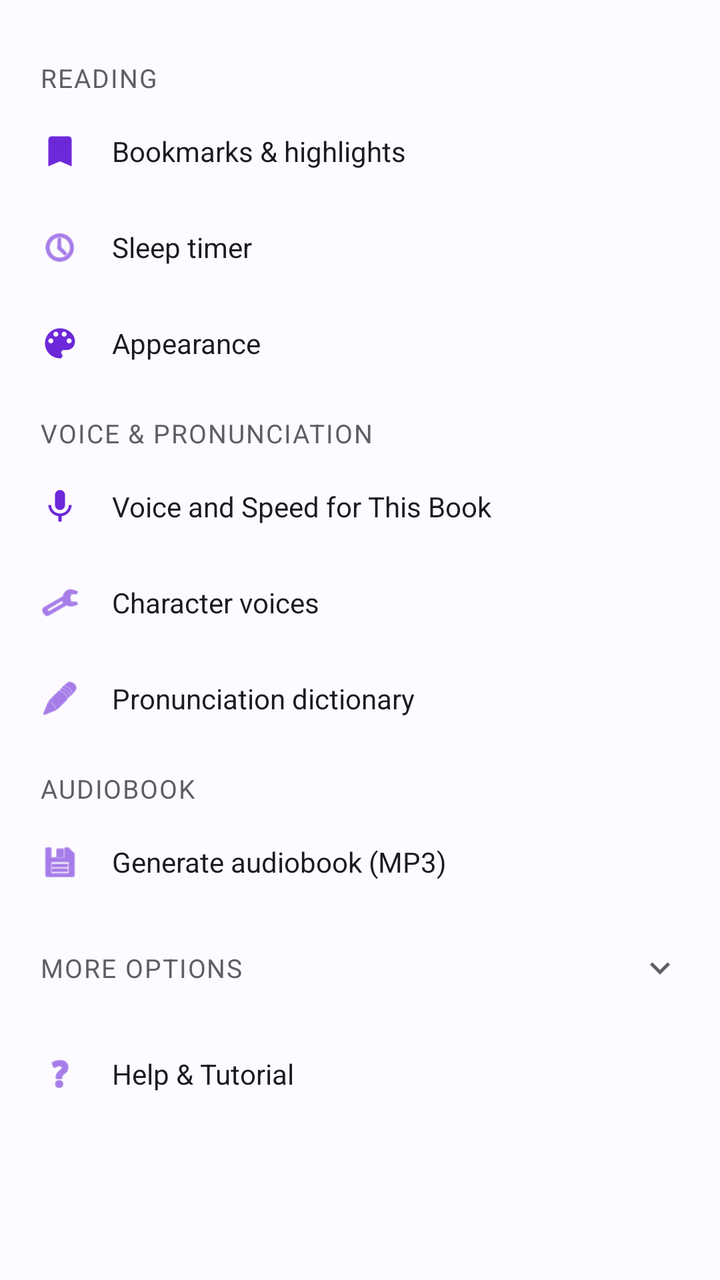
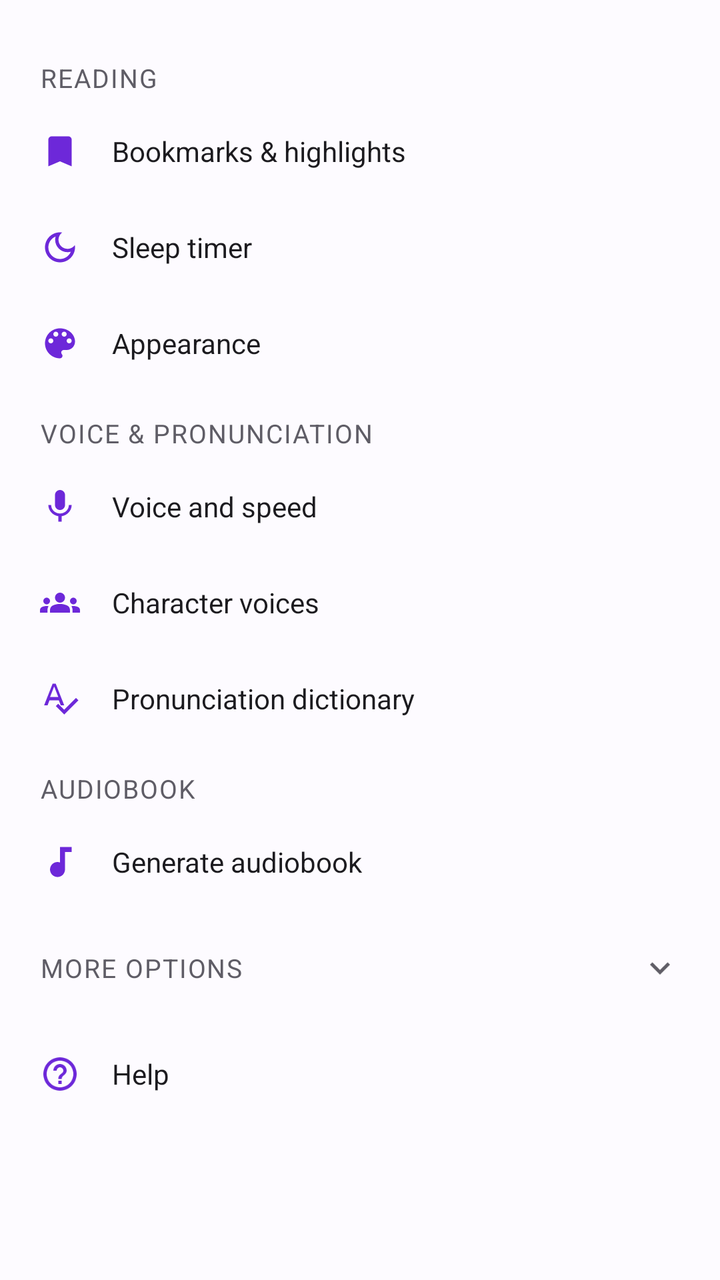

The first picture is an Android layout as it rendered before a commit; the second is the same layout after the commit. The layout source and the unified diff follow.
<!-- AndroidManifest.xml: application theme AppTheme -->
<!-- res/layout/bottom_sheet_acoes_reader.xml -->
<?xml version="1.0" encoding="utf-8"?>
<androidx.core.widget.NestedScrollView
    xmlns:android="http://schemas.android.com/apk/res/android"
    xmlns:app="http://schemas.android.com/apk/res-auto"
    android:layout_width="match_parent"
    android:layout_height="wrap_content">

<LinearLayout
    android:layout_width="match_parent"
    android:layout_height="wrap_content"
    android:orientation="vertical"
    android:paddingBottom="16dp">

    
    <View
        android:layout_width="40dp"
        android:layout_height="4dp"
        android:layout_gravity="center_horizontal"
        android:layout_marginTop="10dp"
        android:layout_marginBottom="4dp"
        android:background="@color/color_divider"
        android:backgroundTintMode="src_atop"/>

    
    <LinearLayout
        android:id="@+id/grupoAcoesLeitura"
        android:layout_width="match_parent"
        android:layout_height="wrap_content"
        android:orientation="vertical">

        <TextView
            style="@style/TituloSecaoAcoes"
            android:text="@string/sheet_section_reading"/>

        
        <LinearLayout
            android:id="@+id/itemAcaoMarcacoes"
            android:layout_width="match_parent"
            android:layout_height="48dp"
            android:orientation="horizontal"
            android:gravity="center_vertical"
            android:paddingStart="20dp"
            android:paddingEnd="20dp"
            android:background="?attr/selectableItemBackground"
            android:clickable="true"
            android:focusable="true">

            <ImageView
                android:layout_width="20dp"
                android:layout_height="20dp"
                android:src="@drawable/ic_bookmark_filled"
                app:tint="?attr/colorPrimary"
                android:contentDescription="@null"/>

            <TextView
                android:layout_width="0dp"
                android:layout_height="wrap_content"
                android:layout_weight="1"
                android:text="@string/marcacoes_titulo"
                android:textSize="14sp"
                android:textColor="@color/color_on_surface"
                android:paddingStart="16dp"/>

        </LinearLayout>

        
        <LinearLayout
            android:id="@+id/itemAcaoSleepTimer"
            android:layout_width="match_parent"
            android:layout_height="48dp"
            android:orientation="horizontal"
            android:gravity="center_vertical"
            android:paddingStart="20dp"
            android:paddingEnd="20dp"
            android:background="?attr/selectableItemBackground"
            android:clickable="true"
            android:focusable="true">

            <ImageView
                android:layout_width="20dp"
                android:layout_height="20dp"
                android:src="@android:drawable/ic_menu_recent_history"
                app:tint="?attr/colorPrimary"
                android:contentDescription="@null"/>

            <TextView
                android:layout_width="0dp"
                android:layout_height="wrap_content"
                android:layout_weight="1"
                android:text="@string/sleep_timer_label"
                android:textSize="14sp"
                android:textColor="@color/color_on_surface"
                android:paddingStart="16dp"/>

        </LinearLayout>

        
        <LinearLayout
            android:id="@+id/itemAcaoAparencia"
            android:layout_width="match_parent"
            android:layout_height="48dp"
            android:orientation="horizontal"
            android:gravity="center_vertical"
            android:paddingStart="20dp"
            android:paddingEnd="20dp"
            android:background="?attr/selectableItemBackground"
            android:clickable="true"
            android:focusable="true">

            <ImageView
                android:layout_width="20dp"
                android:layout_height="20dp"
                android:src="@drawable/ic_paleta"
                app:tint="?attr/colorPrimary"
                android:contentDescription="@null"/>

            <TextView
                android:layout_width="0dp"
                android:layout_height="wrap_content"
                android:layout_weight="1"
                android:text="@string/cd_aparencia"
                android:textSize="14sp"
                android:textColor="@color/color_on_surface"
                android:paddingStart="16dp"/>

        </LinearLayout>

    </LinearLayout>

    
    <LinearLayout
        android:id="@+id/grupoAcoesVoz"
        android:layout_width="match_parent"
        android:layout_height="wrap_content"
        android:orientation="vertical">

        <TextView
            style="@style/TituloSecaoAcoes"
            android:text="@string/acoes_secao_voz"/>

        
        <LinearLayout
            android:id="@+id/itemAcaoConfigLivro"
            android:layout_width="match_parent"
            android:layout_height="48dp"
            android:orientation="horizontal"
            android:gravity="center_vertical"
            android:paddingStart="20dp"
            android:paddingEnd="20dp"
            android:background="?attr/selectableItemBackground"
            android:clickable="true"
            android:focusable="true">

            <ImageView
                android:layout_width="20dp"
                android:layout_height="20dp"
                android:src="@drawable/ic_player_voz"
                app:tint="?attr/colorPrimary"
                android:contentDescription="@null"/>

            <TextView
                android:layout_width="0dp"
                android:layout_height="wrap_content"
                android:layout_weight="1"
                android:text="@string/action_config_livro"
                android:textSize="14sp"
                android:textColor="@color/color_on_surface"
                android:paddingStart="16dp"/>

        </LinearLayout>

        
        <LinearLayout
            android:id="@+id/itemAcaoVozesPersonagens"
            android:layout_width="match_parent"
            android:layout_height="48dp"
            android:orientation="horizontal"
            android:gravity="center_vertical"
            android:paddingStart="20dp"
            android:paddingEnd="20dp"
            android:background="?attr/selectableItemBackground"
            android:clickable="true"
            android:focusable="true">

            <ImageView
                android:layout_width="20dp"
                android:layout_height="20dp"
                android:src="@android:drawable/ic_menu_manage"
                app:tint="?attr/colorPrimary"
                android:contentDescription="@null"/>

            <TextView
                android:layout_width="0dp"
                android:layout_height="wrap_content"
                android:layout_weight="1"
                android:text="@string/action_character_voices"
                android:textSize="14sp"
                android:textColor="@color/color_on_surface"
                android:paddingStart="16dp"/>

        </LinearLayout>

        
        <LinearLayout
            android:id="@+id/itemAcaoPronuncia"
            android:layout_width="match_parent"
            android:layout_height="48dp"
            android:orientation="horizontal"
            android:gravity="center_vertical"
            android:paddingStart="20dp"
            android:paddingEnd="20dp"
            android:background="?attr/selectableItemBackground"
            android:clickable="true"
            android:focusable="true">

            <ImageView
                android:layout_width="20dp"
                android:layout_height="20dp"
                android:src="@android:drawable/ic_menu_edit"
                app:tint="?attr/colorPrimary"
                android:contentDescription="@null"/>

            <TextView
                android:layout_width="0dp"
                android:layout_height="wrap_content"
                android:layout_weight="1"
                android:text="@string/acao_dicionario_pronuncia"
                android:textSize="14sp"
                android:textColor="@color/color_on_surface"
                android:paddingStart="16dp"/>

        </LinearLayout>

    </LinearLayout>

    
    <LinearLayout
        android:id="@+id/grupoAcoesAudiobook"
        android:layout_width="match_parent"
        android:layout_height="wrap_content"
        android:orientation="vertical">

        <TextView
            style="@style/TituloSecaoAcoes"
            android:text="@string/acoes_secao_audiobook"/>

        
        <LinearLayout
            android:id="@+id/itemAcaoGerarAudiobook"
            android:layout_width="match_parent"
            android:layout_height="48dp"
            android:orientation="horizontal"
            android:gravity="center_vertical"
            android:paddingStart="20dp"
            android:paddingEnd="20dp"
            android:background="?attr/selectableItemBackground"
            android:clickable="true"
            android:focusable="true">

            <ImageView
                android:layout_width="20dp"
                android:layout_height="20dp"
                android:src="@android:drawable/ic_menu_save"
                app:tint="?attr/colorPrimary"
                android:contentDescription="@null"/>

            <TextView
                android:layout_width="0dp"
                android:layout_height="wrap_content"
                android:layout_weight="1"
                android:text="@string/acao_gerar_audiobook"
                android:textSize="14sp"
                android:textColor="@color/color_on_surface"
                android:paddingStart="16dp"/>

        </LinearLayout>

        
        <LinearLayout
            android:id="@+id/itemAcaoOuvirAudiobook"
            android:layout_width="match_parent"
            android:layout_height="48dp"
            android:orientation="horizontal"
            android:gravity="center_vertical"
            android:paddingStart="20dp"
            android:paddingEnd="20dp"
            android:background="?attr/selectableItemBackground"
            android:clickable="true"
            android:focusable="true"
            android:visibility="gone">

            <ImageView
                android:layout_width="20dp"
                android:layout_height="20dp"
                android:src="@android:drawable/ic_media_play"
                app:tint="?attr/colorPrimary"
                android:contentDescription="@null"/>

            <TextView
                android:layout_width="0dp"
                android:layout_height="wrap_content"
                android:layout_weight="1"
                android:text="@string/btn_ouvir_audiobook_livro"
                android:textSize="14sp"
                android:textColor="@color/color_on_surface"
                android:paddingStart="16dp"/>

        </LinearLayout>

    </LinearLayout>

    <View
        android:layout_width="match_parent"
        android:layout_height="1dp"
        android:background="@color/color_divider_faint"
        android:layout_marginTop="4dp"/>

    
    <LinearLayout
        android:id="@+id/itemAcaoMaisOpcoes"
        android:layout_width="match_parent"
        android:layout_height="48dp"
        android:orientation="horizontal"
        android:gravity="center_vertical"
        android:paddingStart="20dp"
        android:paddingEnd="20dp"
        android:background="?attr/selectableItemBackground"
        android:clickable="true"
        android:focusable="true">

        <TextView
            android:layout_width="0dp"
            android:layout_height="wrap_content"
            android:layout_weight="1"
            android:text="@string/acoes_mais_opcoes"
            android:textSize="13sp"
            android:textColor="@color/color_on_surface_muted"
            android:textAllCaps="true"
            android:letterSpacing="0.05"/>

        <ImageView
            android:id="@+id/ivAcoesMaisOpcoes"
            android:layout_width="20dp"
            android:layout_height="20dp"
            android:src="@drawable/ic_capitulo_proximo"
            android:rotation="90"
            app:tint="@color/color_on_surface_muted"
            android:contentDescription="@null"/>

    </LinearLayout>

    
    <LinearLayout
        android:id="@+id/grupoAcoesMais"
        android:layout_width="match_parent"
        android:layout_height="wrap_content"
        android:orientation="vertical"
        android:visibility="gone">

        
        <LinearLayout
            android:id="@+id/itemAcaoEditar"
            android:layout_width="match_parent"
            android:layout_height="48dp"
            android:orientation="horizontal"
            android:gravity="center_vertical"
            android:paddingStart="20dp"
            android:paddingEnd="20dp"
            android:background="?attr/selectableItemBackground"
            android:clickable="true"
            android:focusable="true">

            <ImageView
                android:layout_width="20dp"
                android:layout_height="20dp"
                android:src="@android:drawable/ic_menu_edit"
                app:tint="?attr/colorPrimary"
                android:contentDescription="@null"/>

            <TextView
                android:layout_width="0dp"
                android:layout_height="wrap_content"
                android:layout_weight="1"
                android:text="@string/scope_edit_text"
                android:textSize="14sp"
                android:textColor="@color/color_on_surface"
                android:paddingStart="16dp"/>

        </LinearLayout>

        
        <LinearLayout
            android:id="@+id/itemAcaoExcluirPalavras"
            android:layout_width="match_parent"
            android:layout_height="48dp"
            android:orientation="horizontal"
            android:gravity="center_vertical"
            android:paddingStart="20dp"
            android:paddingEnd="20dp"
            android:background="?attr/selectableItemBackground"
            android:clickable="true"
            android:focusable="true">

            <ImageView
                android:layout_width="20dp"
                android:layout_height="20dp"
                android:src="@android:drawable/ic_menu_delete"
                app:tint="?attr/colorPrimary"
                android:contentDescription="@null"/>

            <TextView
                android:layout_width="0dp"
                android:layout_height="wrap_content"
                android:layout_weight="1"
                android:text="@string/acao_excluir_ocorrencias"
                android:textSize="14sp"
                android:textColor="@color/color_on_surface"
                android:paddingStart="16dp"/>

        </LinearLayout>

        
        <LinearLayout
            android:id="@+id/itemAcaoRefazerLimpeza"
            android:layout_width="match_parent"
            android:layout_height="48dp"
            android:orientation="horizontal"
            android:gravity="center_vertical"
            android:paddingStart="20dp"
            android:paddingEnd="20dp"
            android:background="?attr/selectableItemBackground"
            android:clickable="true"
            android:focusable="true">

            <ImageView
                android:layout_width="20dp"
                android:layout_height="20dp"
                android:src="@android:drawable/ic_popup_sync"
                app:tint="?attr/colorPrimary"
                android:contentDescription="@null"/>

            <TextView
                android:layout_width="0dp"
                android:layout_height="wrap_content"
                android:layout_weight="1"
                android:text="@string/scope_redo_cleaning"
                android:textSize="14sp"
                android:textColor="@color/color_on_surface"
                android:paddingStart="16dp"/>

        </LinearLayout>

        
        <LinearLayout
            android:id="@+id/itemAcaoExportar"
            android:layout_width="match_parent"
            android:layout_height="48dp"
            android:orientation="horizontal"
            android:gravity="center_vertical"
            android:paddingStart="20dp"
            android:paddingEnd="20dp"
            android:background="?attr/selectableItemBackground"
            android:clickable="true"
            android:focusable="true">

            <ImageView
                android:layout_width="20dp"
                android:layout_height="20dp"
                android:src="@android:drawable/ic_menu_share"
                app:tint="?attr/colorPrimary"
                android:contentDescription="@null"/>

            <TextView
                android:layout_width="0dp"
                android:layout_height="wrap_content"
                android:layout_weight="1"
                android:text="@string/acao_exportar_texto"
                android:textSize="14sp"
                android:textColor="@color/color_on_surface"
                android:paddingStart="16dp"/>

        </LinearLayout>

        
        <LinearLayout
            android:id="@+id/itemAcaoCompartilharTrecho"
            android:layout_width="match_parent"
            android:layout_height="48dp"
            android:orientation="horizontal"
            android:gravity="center_vertical"
            android:paddingStart="20dp"
            android:paddingEnd="20dp"
            android:background="?attr/selectableItemBackground"
            android:clickable="true"
            android:focusable="true">

            <ImageView
                android:layout_width="20dp"
                android:layout_height="20dp"
                android:src="@android:drawable/ic_menu_share"
                app:tint="?attr/colorPrimary"
                android:contentDescription="@null"/>

            <TextView
                android:layout_width="0dp"
                android:layout_height="wrap_content"
                android:layout_weight="1"
                android:text="@string/cd_compartilhar_trecho"
                android:textSize="14sp"
                android:textColor="@color/color_on_surface"
                android:paddingStart="16dp"/>

        </LinearLayout>

    </LinearLayout>

    <View
        android:layout_width="match_parent"
        android:layout_height="1dp"
        android:background="@color/color_divider_faint"
        android:layout_marginTop="4dp"/>

    
    <LinearLayout
        android:id="@+id/itemAcaoAjuda"
        android:layout_width="match_parent"
        android:layout_height="48dp"
        android:orientation="horizontal"
        android:gravity="center_vertical"
        android:paddingStart="20dp"
        android:paddingEnd="20dp"
        android:background="?attr/selectableItemBackground"
        android:clickable="true"
        android:focusable="true">

        <ImageView
            android:layout_width="20dp"
            android:layout_height="20dp"
            android:src="@android:drawable/ic_menu_help"
            app:tint="?attr/colorPrimary"
            android:contentDescription="@null"/>

        <TextView
            android:layout_width="0dp"
            android:layout_height="wrap_content"
            android:layout_weight="1"
            android:text="@string/action_help_tutorial"
            android:textSize="14sp"
            android:textColor="@color/color_on_surface"
            android:paddingStart="16dp"/>

    </LinearLayout>

</LinearLayout>

</androidx.core.widget.NestedScrollView>
<!-- resources referenced by this layout -->
<resources>
  <string name="acao_excluir_ocorrencias">Remove word or phrase from the book</string>
  <string name="acao_gerar_audiobook">Generate audiobook (MP3)</string>
  <string name="action_config_livro">Voice and Speed for This Book</string>
  <string name="action_help_tutorial">Help &amp; Tutorial</string>
  <string name="btn_ouvir_audiobook_livro">Listen to Audiobook</string>
  <string name="scope_edit_text">Edit treated text</string>
  <string name="scope_redo_cleaning">Run cleaning again</string>
  <!-- unchanged entries left out for length: 22 -->
</resources>

<!-- the commit's change to res/layout/bottom_sheet_acoes_reader.xml (unified diff, before → after) -->
@@ -79,7 +79,7 @@
             <ImageView
                 android:layout_width="20dp"
                 android:layout_height="20dp"
-                android:src="@android:drawable/ic_menu_recent_history"
+                android:src="@drawable/ic_soneca"
                 app:tint="?attr/colorPrimary"
                 android:contentDescription="@null"/>
 
@@ -185,7 +185,7 @@
             <ImageView
                 android:layout_width="20dp"
                 android:layout_height="20dp"
-                android:src="@android:drawable/ic_menu_manage"
+                android:src="@drawable/ic_personagens"
                 app:tint="?attr/colorPrimary"
                 android:contentDescription="@null"/>
 
@@ -216,7 +216,7 @@
             <ImageView
                 android:layout_width="20dp"
                 android:layout_height="20dp"
-                android:src="@android:drawable/ic_menu_edit"
+                android:src="@drawable/ic_pronuncia"
                 app:tint="?attr/colorPrimary"
                 android:contentDescription="@null"/>
 
@@ -260,7 +260,7 @@
             <ImageView
                 android:layout_width="20dp"
                 android:layout_height="20dp"
-                android:src="@android:drawable/ic_menu_save"
+                android:src="@drawable/ic_gerar_audio"
                 app:tint="?attr/colorPrimary"
                 android:contentDescription="@null"/>
 
@@ -292,7 +292,7 @@
             <ImageView
                 android:layout_width="20dp"
                 android:layout_height="20dp"
-                android:src="@android:drawable/ic_media_play"
+                android:src="@drawable/ic_tocar"
                 app:tint="?attr/colorPrimary"
                 android:contentDescription="@null"/>
 
@@ -373,7 +373,7 @@
             <ImageView
                 android:layout_width="20dp"
                 android:layout_height="20dp"
-                android:src="@android:drawable/ic_menu_edit"
+                android:src="@drawable/ic_editar"
                 app:tint="?attr/colorPrimary"
                 android:contentDescription="@null"/>
 
@@ -404,7 +404,7 @@
             <ImageView
                 android:layout_width="20dp"
                 android:layout_height="20dp"
-                android:src="@android:drawable/ic_menu_delete"
+                android:src="@drawable/ic_lixeira"
                 app:tint="?attr/colorPrimary"
                 android:contentDescription="@null"/>
 
@@ -435,7 +435,7 @@
             <ImageView
                 android:layout_width="20dp"
                 android:layout_height="20dp"
-                android:src="@android:drawable/ic_popup_sync"
+                android:src="@drawable/ic_limpar_texto"
                 app:tint="?attr/colorPrimary"
                 android:contentDescription="@null"/>
 
@@ -466,7 +466,7 @@
             <ImageView
                 android:layout_width="20dp"
                 android:layout_height="20dp"
-                android:src="@android:drawable/ic_menu_share"
+                android:src="@drawable/ic_exportar"
                 app:tint="?attr/colorPrimary"
                 android:contentDescription="@null"/>
 
@@ -497,7 +497,7 @@
             <ImageView
                 android:layout_width="20dp"
                 android:layout_height="20dp"
-                android:src="@android:drawable/ic_menu_share"
+                android:src="@drawable/ic_compartilhar"
                 app:tint="?attr/colorPrimary"
                 android:contentDescription="@null"/>
 
@@ -536,7 +536,7 @@
         <ImageView
             android:layout_width="20dp"
             android:layout_height="20dp"
-            android:src="@android:drawable/ic_menu_help"
+            android:src="@drawable/ic_ajuda"
             app:tint="?attr/colorPrimary"
             android:contentDescription="@null"/>
 
<!-- resource entries referenced after the edit -->
@@ -1,12 +1,133 @@
 <!-- resources referenced by this layout -->
 <resources>
-  <string name="acao_excluir_ocorrencias">Remove word or phrase from the book</string>
-  <string name="acao_gerar_audiobook">Generate audiobook (MP3)</string>
-  <string name="action_config_livro">Voice and Speed for This Book</string>
-  <string name="action_help_tutorial">Help &amp; Tutorial</string>
-  <string name="btn_ouvir_audiobook_livro">Listen to Audiobook</string>
-  <string name="scope_edit_text">Edit treated text</string>
-  <string name="scope_redo_cleaning">Run cleaning again</string>
+  <!-- drawable ic_ajuda (drawable) -->
+  <?xml version="1.0" encoding="utf-8"?>
+  <vector xmlns:android="http://schemas.android.com/apk/res/android"
+      android:width="24dp"
+      android:height="24dp"
+      android:viewportWidth="24"
+      android:viewportHeight="24">
+      <path
+          android:fillColor="#FFFFFFFF"
+          android:pathData="M11,18h2v-2h-2v2zM12,2C6.48,2 2,6.48 2,12s4.48,10 10,10 10,-4.48 10,-10S17.52,2 12,2zM12,20c-4.41,0 -8,-3.59 -8,-8s3.59,-8 8,-8 8,3.59 8,8 -3.59,8 -8,8zM12,6c-2.21,0 -4,1.79 -4,4h2c0,-1.1 0.9,-2 2,-2s2,0.9 2,2c0,2 -3,1.75 -3,5h2c0,-2.25 3,-2.5 3,-5 0,-2.21 -1.79,-4 -4,-4z"/>
+  </vector>
+  <!-- drawable ic_compartilhar (drawable) -->
+  <?xml version="1.0" encoding="utf-8"?>
+  <vector xmlns:android="http://schemas.android.com/apk/res/android"
+      android:width="24dp"
+      android:height="24dp"
+      android:viewportWidth="24"
+      android:viewportHeight="24">
+      <path
+          android:fillColor="#FFFFFFFF"
+          android:pathData="M18,16.08c-0.76,0 -1.44,0.3 -1.96,0.77L8.91,12.7c0.05,-0.23 0.09,-0.46 0.09,-0.7s-0.04,-0.47 -0.09,-0.7l7.05,-4.11c0.54,0.5 1.25,0.81 2.04,0.81 1.66,0 3,-1.34 3,-3s-1.34,-3 -3,-3 -3,1.34 -3,3c0,0.24 0.04,0.47 0.09,0.7L8.04,9.81C7.5,9.31 6.79,9 6,9c-1.66,0 -3,1.34 -3,3s1.34,3 3,3c0.79,0 1.5,-0.31 2.04,-0.81l7.12,4.16c-0.05,0.21 -0.08,0.43 -0.08,0.65 0,1.61 1.31,2.92 2.92,2.92 1.61,0 2.92,-1.31 2.92,-2.92s-1.31,-2.92 -2.92,-2.92z"/>
+  </vector>
+  <!-- drawable ic_editar (drawable) -->
+  <?xml version="1.0" encoding="utf-8"?>
+  <vector xmlns:android="http://schemas.android.com/apk/res/android"
+      android:width="24dp"
+      android:height="24dp"
+      android:viewportWidth="24"
+      android:viewportHeight="24">
+      <path
+          android:fillColor="#FF000000"
+          android:pathData="M3,17.25V21h3.75L17.81,9.94l-3.75,-3.75L3,17.25zM20.71,7.04c0.39,-0.39 0.39,-1.02 0,-1.41l-2.34,-2.34c-0.39,-0.39 -1.02,-0.39 -1.41,0l-1.83,1.83 3.75,3.75 1.83,-1.83z"/>
+  </vector>
+  <!-- drawable ic_exportar (drawable) -->
+  <?xml version="1.0" encoding="utf-8"?>
+  <vector xmlns:android="http://schemas.android.com/apk/res/android"
+      android:width="24dp"
+      android:height="24dp"
+      android:viewportWidth="24"
+      android:viewportHeight="24">
+      <path
+          android:fillColor="#FF000000"
+          android:pathData="M16,5l-1.42,1.42 -1.59,-1.59V16h-1.98V4.83L9.42,6.42 8,5l4,-4 4,4zM18,8h-2v2h2v10H6V10h2V8H6c-1.1,0 -2,0.9 -2,2v10c0,1.1 0.9,2 2,2h12c1.1,0 2,-0.9 2,-2V10c0,-1.1 -0.9,-2 -2,-2z"/>
+  </vector>
+  <!-- drawable ic_gerar_audio (drawable) -->
+  <?xml version="1.0" encoding="utf-8"?>
+  <vector xmlns:android="http://schemas.android.com/apk/res/android"
+      android:width="24dp"
+      android:height="24dp"
+      android:viewportWidth="24"
+      android:viewportHeight="24">
+      <path
+          android:fillColor="#FF000000"
+          android:pathData="M12,3v9.28c-0.47,-0.17 -0.97,-0.28 -1.5,-0.28C8.01,12 6,14.01 6,16.5S8.01,21 10.5,21c2.31,0 4.2,-1.75 4.45,-4H15V6h4V3h-7z"/>
+  </vector>
+  <!-- drawable ic_limpar_texto (drawable) -->
+  <?xml version="1.0" encoding="utf-8"?>
+  <vector xmlns:android="http://schemas.android.com/apk/res/android"
+      android:width="24dp"
+      android:height="24dp"
+      android:viewportWidth="24"
+      android:viewportHeight="24">
+      <path
+          android:fillColor="#FF000000"
+          android:pathData="M19,9l1.25,-2.75L23,5l-2.75,-1.25L19,1l-1.25,2.75L15,5l2.75,1.25L19,9zM11.5,9.5L9,4L6.5,9.5L1,12l5.5,2.5L9,20l2.5,-5.5L17,12l-5.5,-2.5zM19,15l-1.25,2.75L15,19l2.75,1.25L19,23l1.25,-2.75L23,19l-2.75,-1.25L19,15z"/>
+  </vector>
+  <!-- drawable ic_lixeira (drawable) -->
+  <?xml version="1.0" encoding="utf-8"?>
+  <vector xmlns:android="http://schemas.android.com/apk/res/android"
+      android:width="24dp"
+      android:height="24dp"
+      android:viewportWidth="24"
+      android:viewportHeight="24">
+      <path
+          android:fillColor="#FF000000"
+          android:pathData="M6,19c0,1.1 0.9,2 2,2h8c1.1,0 2,-0.9 2,-2V7H6v12zM8,9h8v10H8V9zM15.5,4l-1,-1h-5l-1,1H5v2h14V4z"/>
+  </vector>
+  <!-- drawable ic_personagens (drawable) -->
+  <?xml version="1.0" encoding="utf-8"?>
+  <vector xmlns:android="http://schemas.android.com/apk/res/android"
+      android:width="24dp"
+      android:height="24dp"
+      android:viewportWidth="24"
+      android:viewportHeight="24">
+      <path
+          android:fillColor="#FF000000"
+          android:pathData="M12,12.75c-1.63,0 -3.07,0.39 -4.24,0.9 -1.08,0.48 -1.76,1.56 -1.76,2.73V18h12v-1.61c0,-1.18 -0.68,-2.26 -1.76,-2.73 -1.17,-0.52 -2.61,-0.91 -4.24,-0.91zM4,13c1.1,0 2,-0.9 2,-2s-0.9,-2 -2,-2 -2,0.9 -2,2 0.9,2 2,2zM5.13,14.1C4.76,14.04 4.39,14 4,14c-0.99,0 -1.93,0.21 -2.78,0.58C0.48,14.9 0,15.62 0,16.43V18h4.5v-1.61c0,-0.83 0.23,-1.61 0.63,-2.29zM20,13c1.1,0 2,-0.9 2,-2s-0.9,-2 -2,-2 -2,0.9 -2,2 0.9,2 2,2zM24,16.43c0,-0.81 -0.48,-1.53 -1.22,-1.85C21.93,14.21 20.99,14 20,14c-0.39,0 -0.76,0.04 -1.13,0.1 0.4,0.68 0.63,1.46 0.63,2.29V18H24v-1.57zM12,6c1.66,0 3,1.34 3,3s-1.34,3 -3,3 -3,-1.34 -3,-3 1.34,-3 3,-3z"/>
+  </vector>
+  <!-- drawable ic_pronuncia (drawable) -->
+  <?xml version="1.0" encoding="utf-8"?>
+  <vector xmlns:android="http://schemas.android.com/apk/res/android"
+      android:width="24dp"
+      android:height="24dp"
+      android:viewportWidth="24"
+      android:viewportHeight="24">
+      <path
+          android:fillColor="#FF000000"
+          android:pathData="M12.45,16h2.09L9.43,3H7.57L2.46,16h2.09l1.12,-3h5.64l1.14,3zM6.02,11L8.5,4.67 10.97,11H6.02zM21.59,11.59L14.5,18.68l-3.59,-3.59L9.5,16.5l5,5 8.5,-8.5 -1.41,-1.41z"/>
+  </vector>
+  <!-- drawable ic_soneca (drawable) -->
+  <?xml version="1.0" encoding="utf-8"?>
+  <vector xmlns:android="http://schemas.android.com/apk/res/android"
+      android:width="24dp"
+      android:height="24dp"
+      android:viewportWidth="24"
+      android:viewportHeight="24">
+      <path
+          android:fillColor="#FF000000"
+          android:pathData="M9.37,5.51c-0.18,0.64 -0.27,1.31 -0.27,1.99 0,4.08 3.32,7.4 7.4,7.4 0.68,0 1.35,-0.09 1.99,-0.27C17.45,17.19 14.93,19 12,19c-3.86,0 -7,-3.14 -7,-7 0,-2.93 1.81,-5.45 4.37,-6.49zM12,3c-4.97,0 -9,4.03 -9,9s4.03,9 9,9 9,-4.03 9,-9c0,-0.46 -0.04,-0.92 -0.1,-1.36 -0.98,1.37 -2.58,2.26 -4.4,2.26 -2.98,0 -5.4,-2.42 -5.4,-5.4 0,-1.81 0.89,-3.42 2.26,-4.4C12.92,3.04 12.46,3 12,3z"/>
+  </vector>
+  <!-- drawable ic_tocar (drawable) -->
+  <?xml version="1.0" encoding="utf-8"?>
+  <vector xmlns:android="http://schemas.android.com/apk/res/android"
+      android:width="24dp"
+      android:height="24dp"
+      android:viewportWidth="24"
+      android:viewportHeight="24">
+      <path
+          android:fillColor="#FFFFFFFF"
+          android:pathData="M8,5v14l11,-7z"/>
+  </vector>
+  <string name="acao_excluir_ocorrencias">Remove a word from the book</string>
+  <string name="acao_gerar_audiobook">Generate audiobook</string>
+  <string name="action_config_livro">Voice and speed</string>
+  <string name="action_help_tutorial">Help</string>
+  <string name="btn_ouvir_audiobook_livro">Listen to the audiobook</string>
+  <string name="scope_edit_text">Correct the text</string>
+  <string name="scope_redo_cleaning">Clean the text again</string>
   <!-- unchanged entries left out for length: 22 -->
 </resources>
 
